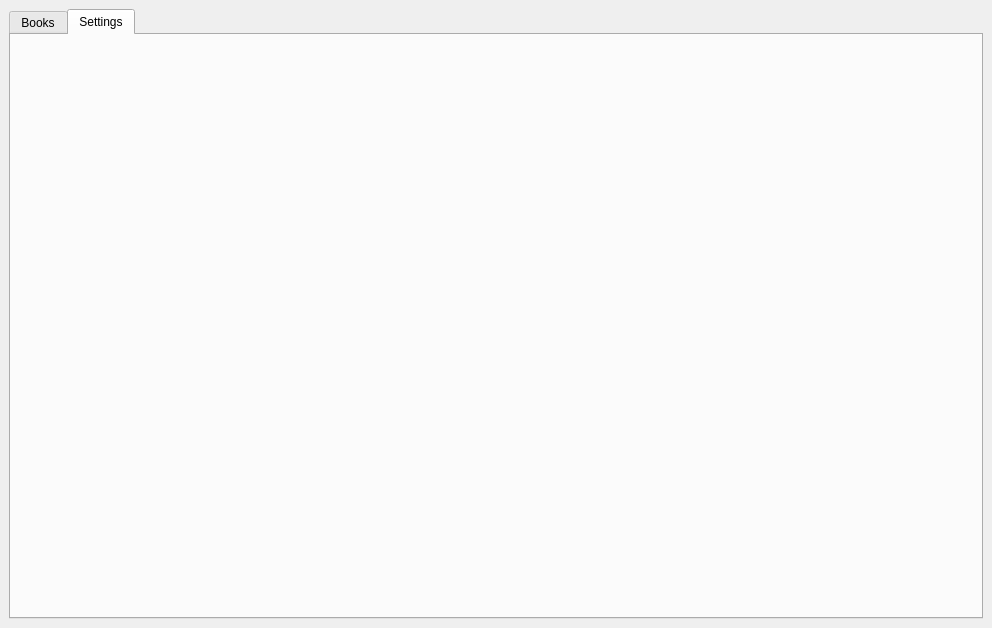
Above: Audiobook.ui from Aidanjm13/AudiobookReader before the change. Below: the same form after it.
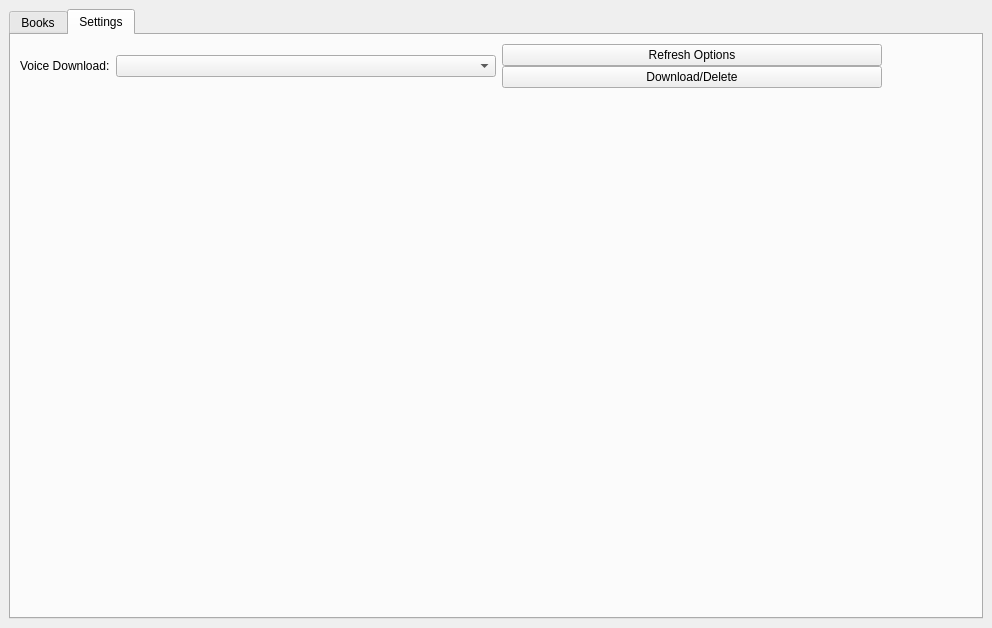
That is the form after the change. The open tabs and pages were chosen to show the change.

Commit message: Adding voice selection boxes to UI

Patch:
```diff
--- a/Audiobook.ui
+++ b/Audiobook.ui
@@ -101,7 +101,101 @@
        <attribute name="title">
         <string>Settings</string>
        </attribute>
-       <layout class="QHBoxLayout" name="horizontalLayout"/>
+       <layout class="QHBoxLayout" name="horizontalLayout">
+        <item>
+         <layout class="QVBoxLayout" name="SettingsColumn1">
+          <item>
+           <layout class="QHBoxLayout" name="horizontalLayout_3" stretch="0,0,0">
+            <property name="sizeConstraint">
+             <enum>QLayout::SizeConstraint::SetMinimumSize</enum>
+            </property>
+            <item>
+             <widget class="QLabel" name="label">
+              <property name="sizePolicy">
+               <sizepolicy hsizetype="Maximum" vsizetype="Preferred">
+                <horstretch>0</horstretch>
+                <verstretch>0</verstretch>
+               </sizepolicy>
+              </property>
+              <property name="maximumSize">
+               <size>
+                <width>16777215</width>
+                <height>16777215</height>
+               </size>
+              </property>
+              <property name="text">
+               <string>Voice Download:</string>
+              </property>
+             </widget>
+            </item>
+            <item>
+             <widget class="QComboBox" name="comboBox">
+              <property name="sizePolicy">
+               <sizepolicy hsizetype="Minimum" vsizetype="Fixed">
+                <horstretch>0</horstretch>
+                <verstretch>0</verstretch>
+               </sizepolicy>
+              </property>
+              <property name="insertPolicy">
+               <enum>QComboBox::InsertPolicy::InsertAfterCurrent</enum>
+              </property>
+             </widget>
+            </item>
+            <item>
+             <layout class="QVBoxLayout" name="verticalLayout">
+              <property name="spacing">
+               <number>0</number>
+              </property>
+              <item>
+               <widget class="QPushButton" name="RefreshVoiceButton">
+                <property name="text">
+                 <string>Refresh Options</string>
+                </property>
+               </widget>
+              </item>
+              <item>
+               <widget class="QPushButton" name="DownloadDeleteVoiceButton">
+                <property name="text">
+                 <string>Download/Delete</string>
+                </property>
+               </widget>
+              </item>
+             </layout>
+            </item>
+           </layout>
+          </item>
+          <item>
+           <spacer name="verticalSpacer">
+            <property name="orientation">
+             <enum>Qt::Orientation::Vertical</enum>
+            </property>
+            <property name="sizeHint" stdset="0">
+             <size>
+              <width>20</width>
+              <height>40</height>
+             </size>
+            </property>
+           </spacer>
+          </item>
+         </layout>
+        </item>
+        <item>
+         <spacer name="horizontalSpacer">
+          <property name="orientation">
+           <enum>Qt::Orientation::Horizontal</enum>
+          </property>
+          <property name="sizeType">
+           <enum>QSizePolicy::Policy::Minimum</enum>
+          </property>
+          <property name="sizeHint" stdset="0">
+           <size>
+            <width>90</width>
+            <height>20</height>
+           </size>
+          </property>
+         </spacer>
+        </item>
+       </layout>
       </widget>
      </widget>
     </item>
```
The commit also changes 4 other files.
